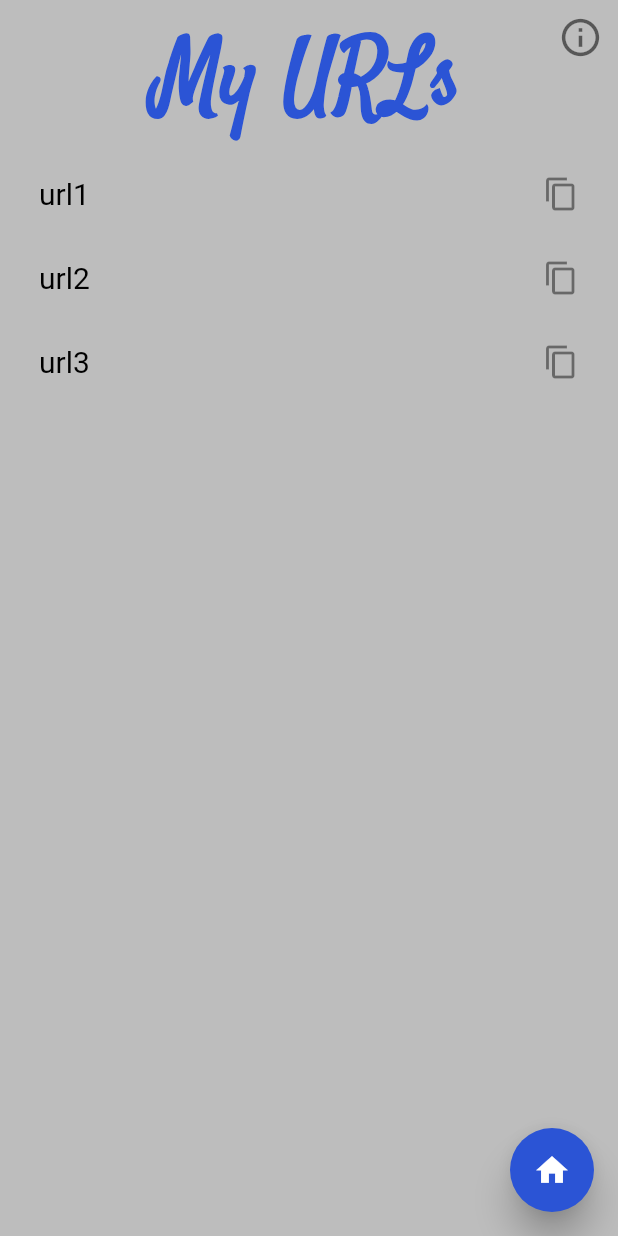
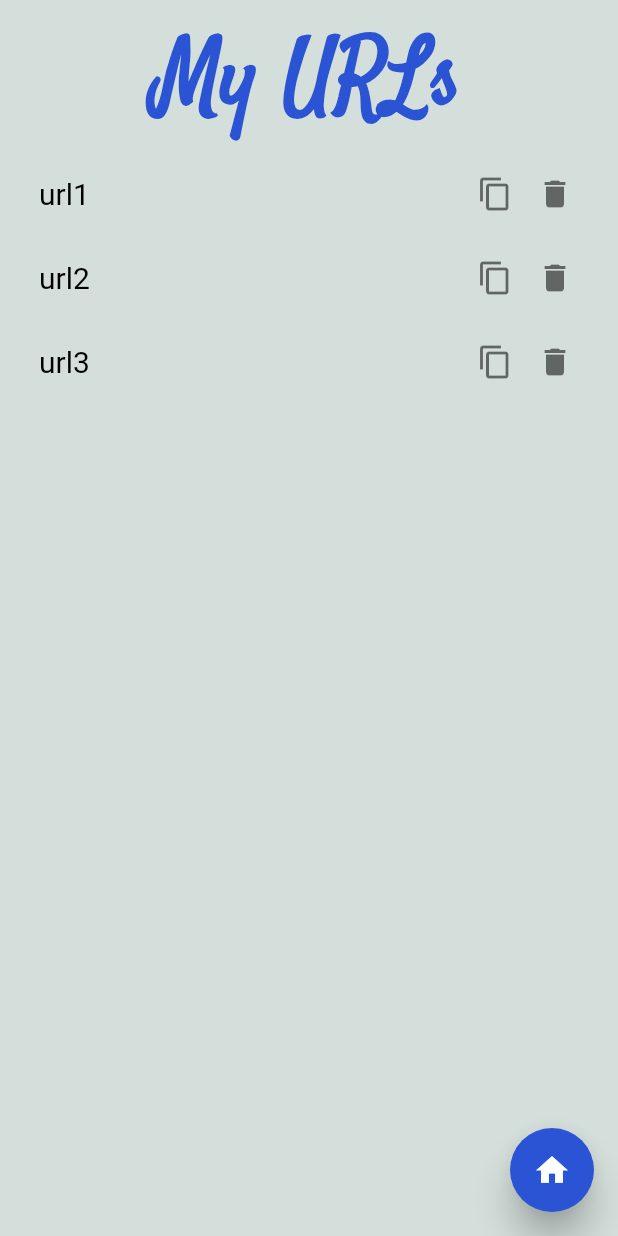
Before and after one commit to Nirbhay-nrb/URL-shortener-app, a Flutter app: the MyUrls screen opened by its route, on a phone screen of 412 x 824 dp. Run offline on Flutter 3.47's test engine with Material 2 defaults, Android fonts, the phone set to English and light mode, and no system bars; our stand-ins replace animated_text_kit.

Commit message:
copy feature added to myURLs page and splash screen completed

```diff
--- a/url_shortener_app/lib/constants.dart
+++ b/url_shortener_app/lib/constants.dart
@@ -19,7 +19,7 @@ final kHomePageCaption = TextStyle(
   fontFamily: 'AkayaKanadaka',
 );
 
-final kBackgroundColor = Color(0xFFbdbdbd);
+final kBackgroundColor = Color(0xFFD4DEDA);
 final kButtonColor = Color(0xFF2B54D5);
 
 final kDisplayTextFieldDecoration = InputDecoration(
--- a/url_shortener_app/lib/screens/loading_screen.dart
+++ b/url_shortener_app/lib/screens/loading_screen.dart
@@ -10,6 +10,17 @@ class LoadingScreen extends StatefulWidget {
 }
 
 class _LoadingScreenState extends State<LoadingScreen> {
+  void navigateToNextScreen() async {
+    await Future.delayed(Duration(milliseconds: 3200));
+    Navigator.pushNamed(context, HomePage.id);
+  }
+
+  @override
+  void initState() {
+    navigateToNextScreen();
+    super.initState();
+  }
+
   @override
   Widget build(BuildContext context) {
     return Scaffold(
--- a/url_shortener_app/lib/screens/myurls_page.dart
+++ b/url_shortener_app/lib/screens/myurls_page.dart
@@ -4,8 +4,15 @@ import 'package:url_shortener_app/constants.dart';
 import 'package:url_shortener_app/widgets/homebutton.dart';
 import 'package:url_shortener_app/widgets/listview_builder.dart';
 
-class MyUrls extends StatelessWidget {
+class MyUrls extends StatefulWidget {
   static const id = 'myurls_page';
+
+  @override
+  _MyUrlsState createState() => _MyUrlsState();
+}
+
+class _MyUrlsState extends State<MyUrls> {
+  bool isVisible = false;
   @override
   Widget build(BuildContext context) {
     return Scaffold(
@@ -18,32 +25,12 @@ class MyUrls extends StatelessWidget {
           child: Column(
             crossAxisAlignment: CrossAxisAlignment.center,
             children: <Widget>[
-              Stack(
-                children: <Widget>[
               Center(
                 child: Text(
                   'My URLs',
                   style: kHeadings,
                   textAlign: TextAlign.center,
                 ),
-                  ),
-                  Container(
-                    width: double.infinity,
-                    child: Column(
-                      crossAxisAlignment: CrossAxisAlignment.end,
-                      children: [
-                        GestureDetector(
-                          onTap: () {},
-                          child: Icon(
-                            Icons.info_outline,
-                            color: Colors.black54,
-                            size: 30,
-                          ),
-                        ),
-                      ],
-                    ),
-                  ),
-                ],
               ),
               SizedBox(
                 height: 5,
--- /dev/null
+++ b/url_shortener_app/lib/widgets/listButton.dart
@@ -0,0 +1,21 @@
+import 'package:flutter/material.dart';
+
+import '../constants.dart';
+
+class ListButton extends StatelessWidget {
+  final IconData icon;
+  ListButton({this.icon});
+
+  @override
+  Widget build(BuildContext context) {
+    return CircleAvatar(
+      radius: 16,
+      backgroundColor: kBackgroundColor,
+      child: Icon(
+        icon,
+        color: Colors.black54,
+        size: 24,
+      ),
+    );
+  }
+}
--- a/url_shortener_app/lib/widgets/listview_builder.dart
+++ b/url_shortener_app/lib/widgets/listview_builder.dart
@@ -1,6 +1,9 @@
 import 'package:flutter/material.dart';
 import 'package:provider/provider.dart';
+import 'package:flutter/services.dart';
 import 'package:url_shortener_app/models/urls.dart';
+
+import 'listButton.dart';
 
 class ListOfURLs extends StatelessWidget {
   @override
@@ -9,10 +12,6 @@ class ListOfURLs extends StatelessWidget {
     return ListView.builder(
       itemBuilder: (context, index) {
         return ListTile(
-          onLongPress: () {
-            Provider.of<Urls>(context, listen: false)
-                .deleteUrl(listOfUrls[index]);
-          },
           title: Text(
             listOfUrls[index],
             style: TextStyle(
@@ -20,11 +19,32 @@ class ListOfURLs extends StatelessWidget {
               fontSize: 20,
             ),
           ),
-          trailing: GestureDetector(
-              onTap: () {},
-              child: Icon(
-                Icons.copy,
-              )),
+          trailing: Row(
+            mainAxisSize: MainAxisSize.min,
+            children: [
+              Padding(
+                padding: EdgeInsets.only(right: 8),
+                child: GestureDetector(
+                  onTap: () {
+                    final data = ClipboardData(text: listOfUrls[index]);
+                    Clipboard.setData(data);
+                  },
+                  child: ListButton(
+                    icon: Icons.copy,
+                  ),
+                ),
+              ),
+              GestureDetector(
+                onTap: () {
+                  Provider.of<Urls>(context, listen: false)
+                      .deleteUrl(listOfUrls[index]);
+                },
+                child: ListButton(
+                  icon: Icons.delete,
+                ),
+              ),
+            ],
+          ),
         );
       },
       itemCount: listOfUrls.length,
```
Lines whose indentation alone changed are shown as unchanged.
